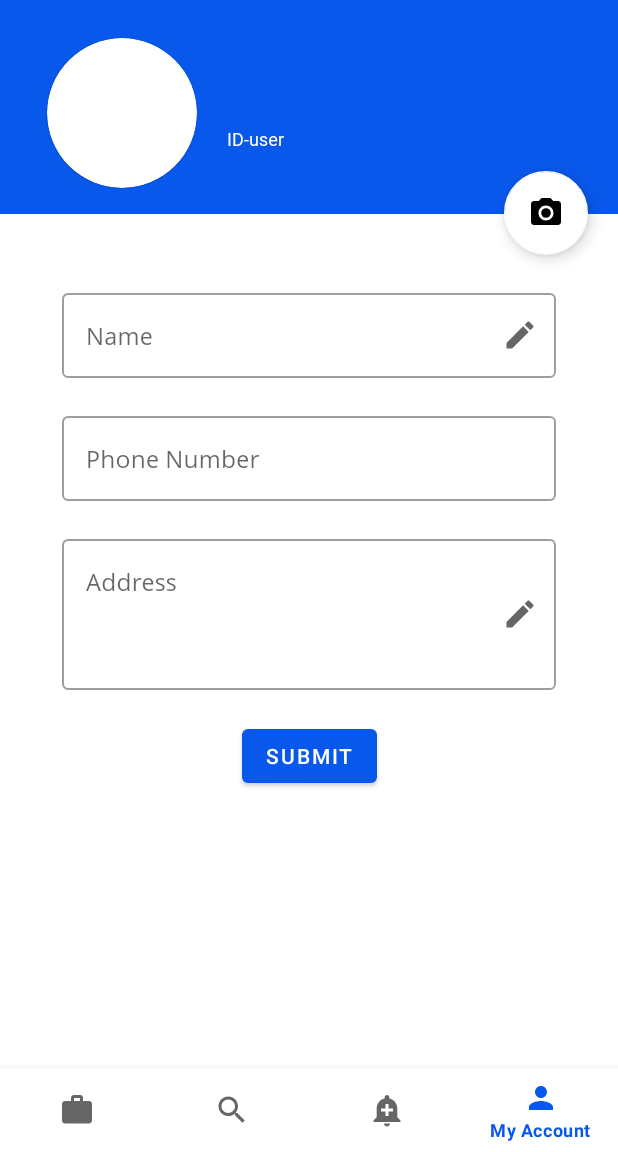
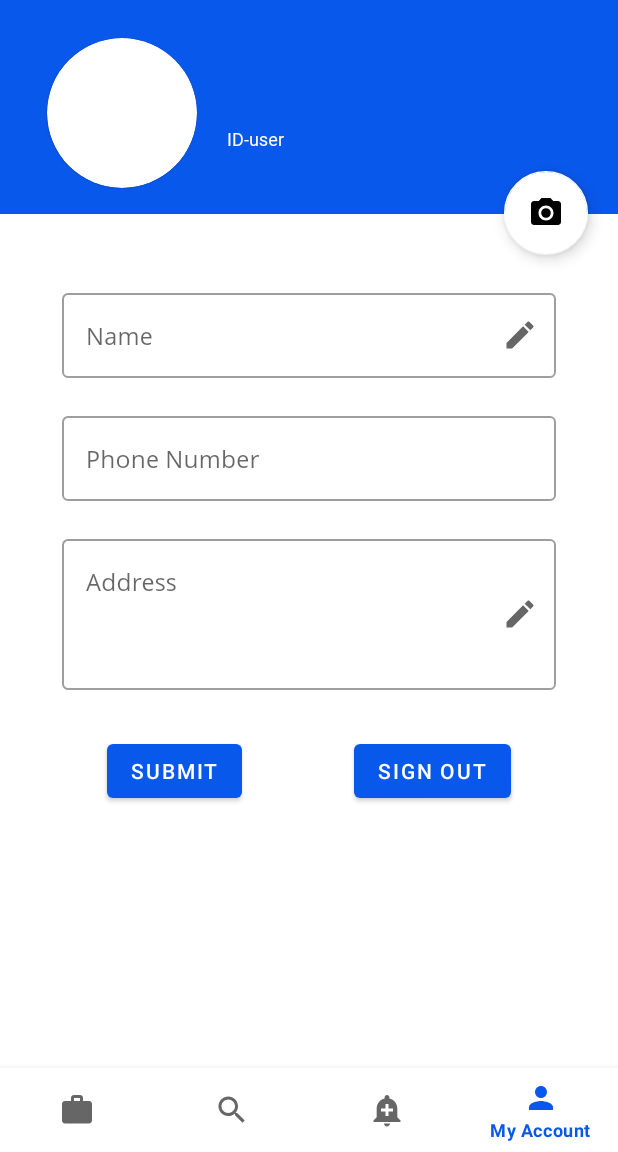
Before and after one commit to nikhiladmin/DailyDeliver-Customer, an Android app: the screen it shows after launch once a user with an empty profile is signed in (HomeScreenActivity), item 4 of the bottom bar chosen, on a phone screen of 412 x 824 dp, the part 84-1236 px from its top. Run offline under Robolectric (Android 15) with nearby library versions, the phone set to English and light mode, and no system bars; our stand-ins replace Firebase (no records; nobody signed in at launch, a user with empty details on screens opened directly); 3 statements that could not run were skipped.

Commit message:
signout button introduced

```diff
--- a/app/src/main/java/com/daytoday/customer/dailydelivery/HomeScreen/View/ProductAdapter.java
+++ b/app/src/main/java/com/daytoday/customer/dailydelivery/HomeScreen/View/ProductAdapter.java
@@ -15,6 +15,7 @@ import androidx.recyclerview.widget.RecyclerView;
 
 import com.daytoday.customer.dailydelivery.HomeScreen.Model.Product;
 import com.daytoday.customer.dailydelivery.R;
+import com.google.android.material.card.MaterialCardView;
 import com.google.firebase.auth.FirebaseAuth;
 import com.google.firebase.auth.FirebaseUser;
 import com.squareup.picasso.Picasso;
@@ -58,7 +59,7 @@ public class ProductAdapter extends RecyclerView.Adapter<ProductAdapter.ProductV
                 v.getContext().startActivity(intent);
             }
         });
-        holder.buss_status_btn.setOnClickListener(new View.OnClickListener() {
+        holder.cardView.setOnClickListener(new View.OnClickListener() {
             @Override
             public void onClick(View v) {
                 Intent intent = new Intent(v.getContext(),CalenderActivity.class);
@@ -78,6 +79,7 @@ public class ProductAdapter extends RecyclerView.Adapter<ProductAdapter.ProductV
         Button buss_status_btn;
         TextView buss_name,buss_add,price,customers;
         ImageView buss_img,call_img;
+        MaterialCardView cardView;
         public ProductViewHolder(@NonNull View itemView) {
             super(itemView);
             buss_add = itemView.findViewById(R.id.buss_address);
@@ -85,8 +87,8 @@ public class ProductAdapter extends RecyclerView.Adapter<ProductAdapter.ProductV
             //customers = itemView.findViewById(R.id.customers);
             buss_name = itemView.findViewById(R.id.buss_name);
             buss_img = itemView.findViewById(R.id.buss_img);
-            buss_status_btn = itemView.findViewById(R.id.buss_status_btn);
             call_img = itemView.findViewById(R.id.call_buss_btn);
+            cardView=itemView.findViewById(R.id.producardview);
         }
     }
 }
--- a/app/src/main/java/com/daytoday/customer/dailydelivery/HomeScreen/View/UserFragment.java
+++ b/app/src/main/java/com/daytoday/customer/dailydelivery/HomeScreen/View/UserFragment.java
@@ -2,6 +2,7 @@ package com.daytoday.customer.dailydelivery.HomeScreen.View;
 
 import android.app.AlertDialog;
 import android.content.DialogInterface;
+import android.content.Intent;
 import android.os.Bundle;
 
 import androidx.annotation.NonNull;
@@ -15,6 +16,7 @@ import android.view.ViewGroup;
 import android.widget.EditText;
 import android.widget.Toast;
 
+import com.daytoday.customer.dailydelivery.LoginActivity.LoginPage;
 import com.daytoday.customer.dailydelivery.R;
 import com.google.android.gms.tasks.OnCompleteListener;
 import com.google.android.gms.tasks.OnFailureListener;
@@ -42,7 +44,7 @@ public class UserFragment extends Fragment {
     FirebaseAuth firebaseAuth;
     MaterialTextView usertextview,userid;
     EditText usernameEditText,userphoneEditText,userAddress;
-    MaterialButton button;
+    MaterialButton button,signoutbutton;
     String username;
     @Override
     public View onCreateView(LayoutInflater inflater, ViewGroup container,
@@ -57,6 +59,7 @@ public class UserFragment extends Fragment {
         userphoneEditText.setEnabled(false);
         userAddress=view.findViewById(R.id.myacc_address);
         button=view.findViewById(R.id.submitbutton);
+        signoutbutton=view.findViewById(R.id.signout);
         username=firebaseAuth.getCurrentUser().getDisplayName().toUpperCase();
         usertextview.setText(username);
         userid.setText("ID-"+firebaseAuth.getUid());
@@ -80,6 +83,28 @@ public class UserFragment extends Fragment {
                     @Override
                     public void onClick(DialogInterface dialog, int which) {
                         Snackbar.make(getActivity().findViewById(android.R.id.content),"Profile Update Cancelled",Snackbar.LENGTH_SHORT).show();
+                    }
+                }).show();
+            }
+        });
+        signoutbutton.setOnClickListener(new View.OnClickListener() {
+            @Override
+            public void onClick(View v) {
+                MaterialAlertDialogBuilder alertDialog = new MaterialAlertDialogBuilder(getActivity());
+                alertDialog.setMessage("Do you want to logout?");
+                alertDialog.setTitle("Confirm");
+                alertDialog.setPositiveButton("Yes", new DialogInterface.OnClickListener() {
+                    @Override
+                    public void onClick(DialogInterface dialog, int which) {
+                        FirebaseAuth.getInstance().signOut();
+                        getActivity().finishAffinity();
+                        startActivity(new Intent(getActivity(), LoginPage.class));
+                    }
+                });
+                alertDialog.setNegativeButton("No", new DialogInterface.OnClickListener() {
+                    @Override
+                    public void onClick(DialogInterface dialog, int which) {
+
                     }
                 }).show();
             }
--- a/app/src/main/res/layout/fragment_user.xml
+++ b/app/src/main/res/layout/fragment_user.xml
@@ -150,12 +150,23 @@
         android:id="@+id/submitbutton"
         android:layout_width="wrap_content"
         android:layout_height="wrap_content"
-        android:layout_marginTop="20dp"
+        android:layout_marginStart="30dp"
+        android:layout_marginLeft="30dp"
+        android:layout_marginTop="30dp"
         android:text="Submit"
-        app:layout_constraintEnd_toStartOf="@+id/guideline11"
-        app:layout_constraintStart_toStartOf="@+id/guideline12"
+        app:layout_constraintStart_toStartOf="@+id/textInputLayout3"
         app:layout_constraintTop_toBottomOf="@+id/textInputLayout3" />
 
+    <com.google.android.material.button.MaterialButton
+        android:id="@+id/signout"
+        android:layout_width="wrap_content"
+        android:layout_height="wrap_content"
+        android:layout_marginTop="30dp"
+        android:layout_marginEnd="30dp"
+        android:layout_marginRight="30dp"
+        android:text="Sign out"
+        app:layout_constraintEnd_toEndOf="@+id/textInputLayout3"
+        app:layout_constraintTop_toBottomOf="@+id/textInputLayout3" />
 
     <androidx.constraintlayout.widget.Guideline
         android:id="@+id/guideline9"
```
Also changed, not shown: app/src/main/res/layout/single_product.xml (+1 -28 lines).
